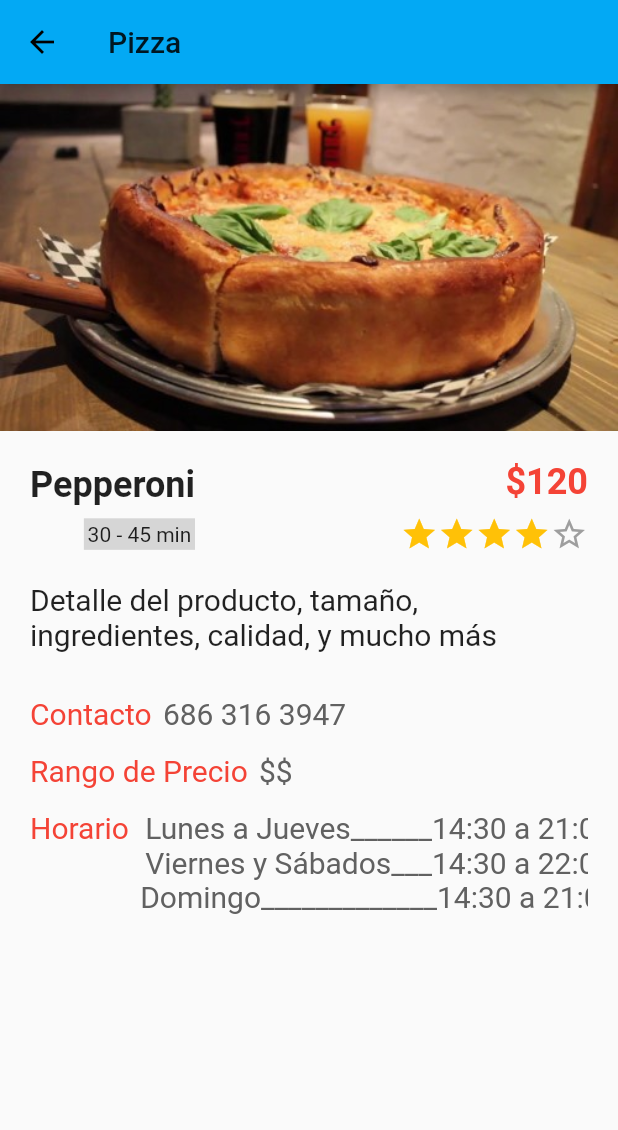
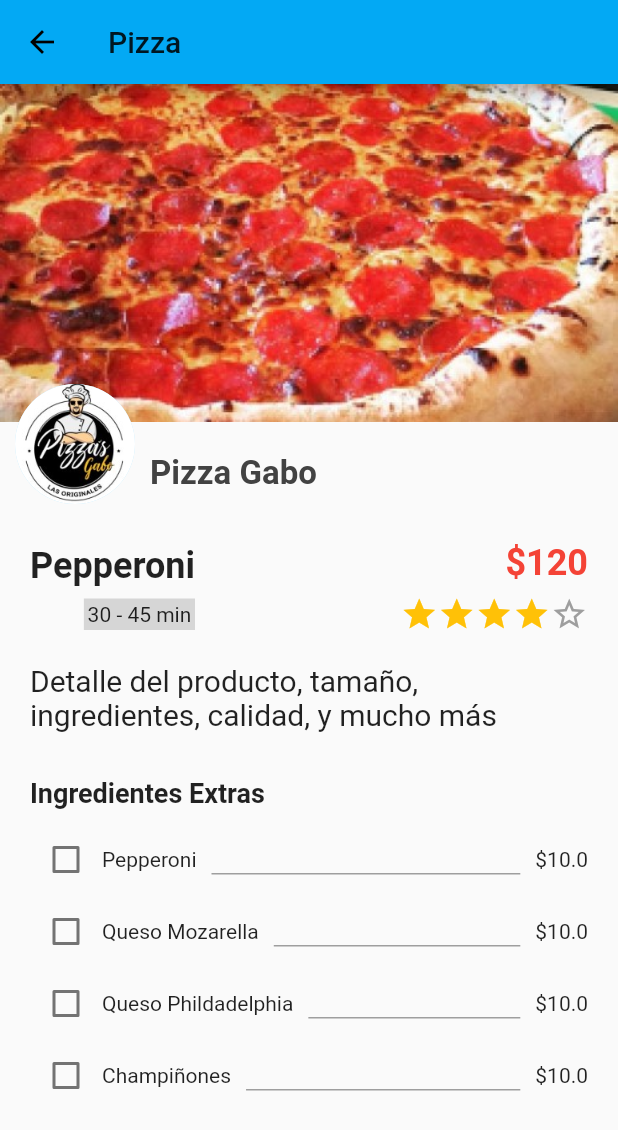
Before and after one commit to ErickRosete/flagspot-app, a Flutter app: the OrderPage screen opened by its route, on a phone screen of 412 x 824 dp. Shown: the top 1130 px of the screen. Run offline on Flutter 3.47's test engine with Material 2 defaults, Android fonts, the phone set to English and light mode, and no system bars.

Commit message:
added checkbox extras to order page

```diff
--- /dev/null
+++ b/lib/models/order.dart
@@ -0,0 +1,21 @@
+import 'package:flutter/material.dart';
+
+class Extra {
+  final String name;
+  final double price;
+  bool selected;
+
+  Extra({
+    @required this.name,
+    @required this.price,
+    @required this.selected,
+  });
+}
+
+//Dummy text
+var extrasArray = [
+  {'selected': false, 'name': 'Pepperoni', 'price': 10.0},
+  {'selected': false, 'name': 'Queso Mozarella', 'price': 10.0},
+  {'selected': false, 'name': 'Queso Phildadelphia', 'price': 10.0},
+  {'selected': false, 'name': 'Champiñones', 'price': 10.0},
+];
--- a/lib/pages/order/order.dart
+++ b/lib/pages/order/order.dart
@@ -1,18 +1,28 @@
+import 'package:flagspot/widgets/order/checkbox-extras.dart';
 import 'package:flutter/material.dart';
 import '../../widgets/ui_elements/rating.dart';
+import '../../models/order.dart';
 
-class OrderPage extends StatelessWidget {
-  final List<String> options = [
-    "Menú",
-    "Información",
-    "Comentarios",
-    "Ubicación"
-  ];
+class OrderPage extends StatefulWidget {
+  @override
+  _OrderPageState createState() => _OrderPageState();
+}
+
+class _OrderPageState extends State<OrderPage> {
+  List<Extra> checkboxOptions = extrasArray
+      .map((extraMap) => Extra(
+          name: extraMap['name'],
+          selected: extraMap['selected'],
+          price: extraMap['price']))
+      .toList();
+
+  changeCheckbox() {}
+
   @override
   Widget build(BuildContext context) {
-    TextStyle descStyle = TextStyle(fontSize: 20.0);
-    TextStyle redStyle = TextStyle(fontSize: 20.0, color: Colors.red);
-    TextStyle greyStyle = TextStyle(fontSize: 20.0, color: Colors.grey[700]);
+    var descStyle = TextStyle(fontSize: 20.0);
+    // var redStyle = TextStyle(fontSize: 20.0, color: Colors.red);
+    // var greyStyle = TextStyle(fontSize: 20.0, color: Colors.grey[700]);
 
     return Scaffold(
       appBar: AppBar(
@@ -21,13 +31,43 @@ class OrderPage extends StatelessWidget {
       body: SingleChildScrollView(
         child: Column(
           children: <Widget>[
-            Image.asset(
-              "assets/pizza.jpg",
-              fit: BoxFit.cover,
+            Container(
+              height: 225.0,
+              width: double.infinity,
+              child: Image.asset(
+                "assets/pizzas-gabo-1.jpg",
+                fit: BoxFit.cover,
+              ),
             ),
             Container(
-              margin: EdgeInsets.all(20.0),
+              margin: EdgeInsets.symmetric(horizontal: 10.0),
+              transform: Matrix4.translationValues(0.0, -25.0, 0.0),
+              child: Row(
+                crossAxisAlignment: CrossAxisAlignment.end,
+                children: <Widget>[
+                  CircleAvatar(
+                    radius: 40.0,
+                    backgroundImage: AssetImage("assets/restaurante-3.jpg"),
+                  ),
+                  Container(
+                    padding:
+                        EdgeInsets.symmetric(horizontal: 10.0, vertical: 7.5),
+                    child: Text(
+                      "Pizza Gabo",
+                      style: TextStyle(
+                          fontSize: 22.0,
+                          fontWeight: FontWeight.bold,
+                          color: Colors.grey[800]),
+                    ),
+                  ),
+                ],
+              ),
+            ),
+            Container(
+              margin: EdgeInsets.only(
+                  top: 0.0, bottom: 20.0, left: 20.0, right: 20.0),
               child: Column(
+                crossAxisAlignment: CrossAxisAlignment.start,
                 children: <Widget>[
                   Row(
                     children: <Widget>[
@@ -36,13 +76,10 @@ class OrderPage extends StatelessWidget {
                         children: <Widget>[
                           Container(
                             margin: EdgeInsets.only(bottom: 8.0),
-                            child: Text(
-                              "Pepperoni",
-                              style: TextStyle(
-                                fontSize: 24.0,
-                                fontWeight: FontWeight.bold,
-                              ),
-                            ),
+                            child: Text("Pepperoni",
+                                style: TextStyle(
+                                    fontSize: 24.0,
+                                    fontWeight: FontWeight.bold)),
                           ),
                           Container(
                             color: Colors.grey[350],
@@ -79,41 +116,20 @@ class OrderPage extends StatelessWidget {
                     style: descStyle,
                   ),
                   SizedBox(height: 30.0),
-                  Row(
-                    children: <Widget>[
-                      Text("Contacto", style: redStyle),
-                      SizedBox(width: 7.5),
-                      Text("686 316 3947", style: greyStyle)
-                    ],
+                  Text(
+                    "Ingredientes Extras",
+                    style:
+                        TextStyle(fontWeight: FontWeight.bold, fontSize: 18.0),
                   ),
-                  SizedBox(height: 15.0),
-                  Row(
-                    children: <Widget>[
-                      Text("Rango de Precio", style: redStyle),
-                      SizedBox(width: 7.5),
-                      Text("\$\$", style: greyStyle)
-                    ],
-                  ),
-                  SizedBox(height: 15.0),
-                  SingleChildScrollView(
-                      scrollDirection: Axis.horizontal,
-                      child: Row(
-                        crossAxisAlignment: CrossAxisAlignment.start,
-                        children: <Widget>[
-                          Text("Horario", style: redStyle),
-                          SizedBox(width: 7.5),
-                          Column(
-                            children: <Widget>[
-                              Text("Lunes a Jueves______14:30 a 21:00",
-                                  style: greyStyle),
-                              Text("Viernes y Sábados___14:30 a 22:00",
-                                  style: greyStyle),
-                              Text("Domingo_____________14:30 a 21:00",
-                                  style: greyStyle),
-                            ],
-                          ),
-                        ],
-                      ))
+                  SizedBox(height: 10.0),
+                  Column(
+                      children: checkboxOptions
+                          .map((option) => CheckboxExtras(option, (bool val) {
+                                setState(() {
+                                  option.selected = val;
+                                });
+                              }))
+                          .toList()),
                 ],
               ),
             ),
--- /dev/null
+++ b/lib/widgets/order/checkbox-extras.dart
@@ -0,0 +1,35 @@
+import 'package:flutter/material.dart';
+
+import '../../models/order.dart';
+
+class CheckboxExtras extends StatelessWidget {
+  final double radius = 20.0;
+  final Extra extra;
+  final Function onSelect;
+  CheckboxExtras(this.extra, this.onSelect);
+
+  @override
+  Widget build(BuildContext context) {
+    return Row(
+      children: <Widget>[
+        Checkbox(
+          value: extra.selected,
+          onChanged: this.onSelect,
+        ),
+        Text(extra.name),
+        Expanded(
+          child: Container(
+            margin: EdgeInsets.symmetric(horizontal: 10.0),
+            height: 20.0,
+            decoration: BoxDecoration(
+              border: Border(
+                bottom: BorderSide(color: Colors.grey, width: 1.0),
+              ),
+            ),
+          ),
+        ),
+        Text("\$${extra.price}"),
+      ],
+    );
+  }
+}
--- a/lib/widgets/restaurant/restaurant-button.dart
+++ b/lib/widgets/restaurant/restaurant-button.dart
@@ -16,7 +16,7 @@ class RestaurantButton extends StatelessWidget {
           heroTag: id,
           child: Icon(Icons.camera_alt),
           backgroundColor: Colors.white,
-          onPressed: () => {},
+          onPressed: () => Navigator.pushNamed(context, '/detail'),
         ),
       ),
     );
--- a/lib/widgets/subcategory/product-card.dart
+++ b/lib/widgets/subcategory/product-card.dart
@@ -10,7 +10,7 @@ class ProductCard extends StatelessWidget {
   @override
   Widget build(BuildContext context) {
     return GestureDetector(
-      onTap: () => Navigator.pushNamed(context, '/detail'),
+      onTap: () => Navigator.pushNamed(context, '/order'),
       child: Container(
         height: 230.0,
         width: 320.0,
```
